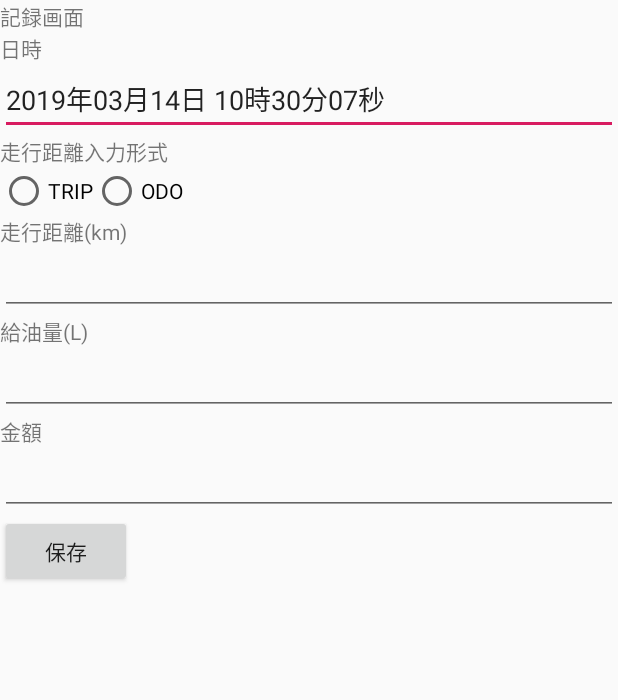
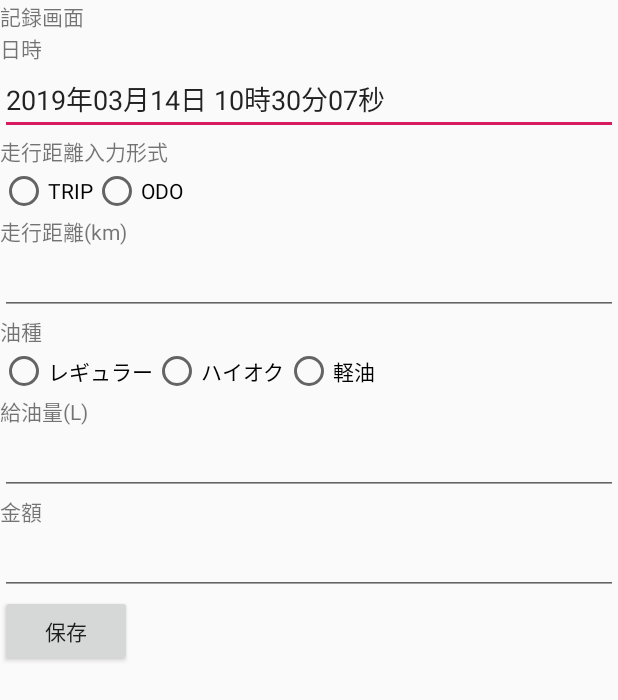
Before and after one commit to uezonokou/FuelMemory, an Android app: the screen it shows after launch (MemoryActivity), after a tap on "記録", on a phone screen of 412 x 824 dp. Shown: the top 700 px of the screen. Run offline under Robolectric (Android 15) with nearby library versions, the phone set to English and light mode, and no system bars.

Commit message:
画面小変更

```diff
--- a/app/src/main/java/com/example/fuelmemory/MainActivity.java
+++ b/app/src/main/java/com/example/fuelmemory/MainActivity.java
@@ -43,7 +43,7 @@ public class MainActivity extends Activity {
             public void onClick(View v) {
                 Intent intent =new Intent(getApplication(),MemoryActivity.class);
                 intent.putExtra("MEMORY_DATA",Favg);
-                intent.putExtra("MEMORY_DATA",Favg);
+                intent.putExtra("MEMORY_DATA",Mavg);
                 startActivityForResult(intent,request);
             }
         });
--- a/app/src/main/res/layout/acivity_memory.xml
+++ b/app/src/main/res/layout/acivity_memory.xml
@@ -67,6 +67,40 @@
             android:inputType="textPersonName" />
 
         <TextView
+            android:id="@+id/textView10"
+            android:layout_width="match_parent"
+            android:layout_height="wrap_content"
+            android:text="油種" />
+
+        <LinearLayout
+            android:layout_width="wrap_content"
+            android:layout_height="wrap_content"
+            android:orientation="horizontal">
+
+            <RadioButton
+                android:id="@+id/regular"
+                android:layout_width="wrap_content"
+                android:layout_height="wrap_content"
+                android:layout_weight="1"
+                android:text="レギュラー" />
+
+            <RadioButton
+                android:id="@+id/Hi_okutan"
+                android:layout_width="wrap_content"
+                android:layout_height="wrap_content"
+                android:layout_weight="1"
+                android:text="ハイオク" />
+
+            <RadioButton
+                android:id="@+id/diesel"
+                android:layout_width="wrap_content"
+                android:layout_height="wrap_content"
+                android:layout_weight="1"
+                android:text="軽油" />
+
+        </LinearLayout>
+
+        <TextView
             android:id="@+id/textView5"
             android:layout_width="match_parent"
             android:layout_height="wrap_content"
--- a/app/src/main/res/layout/activity_history.xml
+++ b/app/src/main/res/layout/activity_history.xml
@@ -14,12 +14,11 @@
             android:layout_height="wrap_content"
             android:text="過去の記録" />
 
-        <Button
-            android:id="@+id/button"
+        <TextView
+            android:id="@+id/textView8"
             android:layout_width="match_parent"
-            android:layout_height="100dp"
-            android:background="@color/colorPrimaryDark"
-            android:text="Button" />
+            android:layout_height="wrap_content"
+            android:text="TextView" />
 
         <Button
             android:id="@+id/backButton"
```
